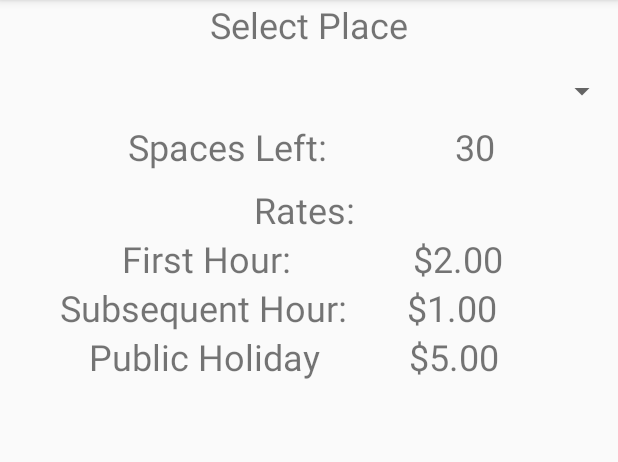
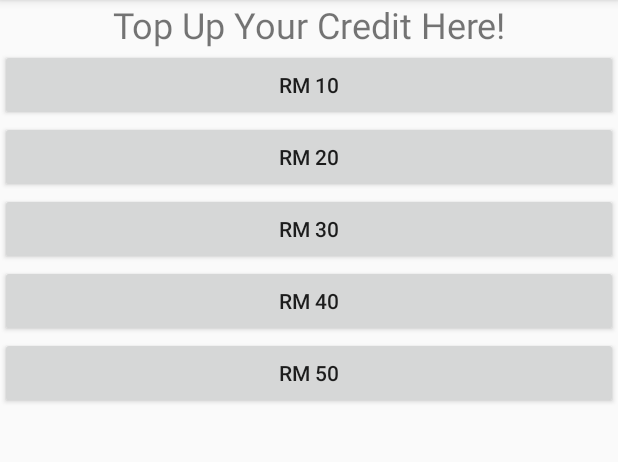
Before and after one commit to LeeBoonKong/CarParkingManagement, an Android app: the HomeScreen screen opened directly, with no data from a screen before it, in the options menu, after a tap on "Top Up", on a phone screen of 412 x 824 dp, the part 84-546 px from its top. Run offline under Robolectric (Android 15) with nearby library versions, the phone set to English and light mode, and no system bars; our stand-ins replace Firebase (no records; nobody signed in at launch, a user with empty details on screens opened directly); libraries missing offline, so code that uses them is left out: com.firebase.ui; 3 statements that could not run were skipped.

Commit message:
Update on Booking features
+Added top up class and its features
+Added booking button in Mall status that charges RM10 per booking without limitation
+Remove unncessary classes, variables and comments
+Minor updates on various classes

```diff
--- a/app/src/main/AndroidManifest.xml
+++ b/app/src/main/AndroidManifest.xml
@@ -19,7 +19,7 @@
         <activity android:name=".HomeScreen" />
         <activity android:name=".MallStatus" />
         <activity android:name=".QRCode" />
-        <activity android:name=".SMSVerify"></activity>
+        <activity android:name=".TopUp"/>
 
     </application>
 
--- a/app/src/main/java/unimyiw/carparkingmanagement2/HomeScreen.java
+++ b/app/src/main/java/unimyiw/carparkingmanagement2/HomeScreen.java
@@ -73,7 +73,9 @@ public class HomeScreen extends AppCompatActivity {
             startActivity(qrCode);
             return true;
         case R.id.topUpButton:
-            //
+            Intent topUp = new Intent(HomeScreen.this, TopUp.class);
+            startActivity(topUp);
+            return true;
         case R.id.mallButton:
             Intent mallStatus = new Intent(HomeScreen.this, MallStatus.class);
             startActivity(mallStatus);
--- /dev/null
+++ b/app/src/main/java/unimyiw/carparkingmanagement2/TopUp.java
@@ -0,0 +1,149 @@
+package unimyiw.carparkingmanagement2;
+
+import android.support.v7.app.AppCompatActivity;
+import android.os.Bundle;
+import android.view.View;
+import android.widget.Button;
+
+import com.google.firebase.auth.FirebaseAuth;
+import com.google.firebase.auth.FirebaseUser;
+import com.google.firebase.database.DataSnapshot;
+import com.google.firebase.database.DatabaseError;
+import com.google.firebase.database.DatabaseReference;
+import com.google.firebase.database.FirebaseDatabase;
+import com.google.firebase.database.ValueEventListener;
+
+public class TopUp extends AppCompatActivity {
+    DatabaseReference mUserRef = FirebaseDatabase.getInstance().getReference("users");
+    FirebaseUser currentFirebaseUser = FirebaseAuth.getInstance().getCurrentUser();
+
+
+    Button topUpTen;
+    Button topUpTwenty;
+    Button topUpThirty;
+    Button topUpForty;
+    Button topUpFifty;
+
+    @Override
+    protected void onCreate(Bundle savedInstanceState) {
+        super.onCreate(savedInstanceState);
+        setContentView(R.layout.activity_top_up);
+
+        topUpTen = (Button) findViewById(R.id.topUpTen);
+        topUpTwenty = (Button) findViewById(R.id.topUpTwenty);
+        topUpThirty = (Button) findViewById(R.id.topUpThirty);
+        topUpForty = (Button) findViewById(R.id.topUpForty);
+        topUpFifty = (Button) findViewById(R.id.topUpFifty);
+
+        topUpTen.setOnClickListener(new View.OnClickListener() {
+            @Override
+            public void onClick(View v) {
+                mUserRef.addListenerForSingleValueEvent(
+                        new ValueEventListener() {
+                            @Override
+                            public void onDataChange(DataSnapshot dataSnapshot) {
+                                User user = dataSnapshot.child(currentFirebaseUser.getUid()).getValue(User.class);
+                                double credit = Double.parseDouble(user.getCredit());
+                                credit += 10.00;
+                                mUserRef.child(currentFirebaseUser.getUid()).child("credit").setValue(Double.toString(credit));
+                            }
+
+                            @Override
+                            public void onCancelled(DatabaseError databaseError) {
+
+                            }
+                        });
+
+            }
+        });
+
+        topUpTwenty.setOnClickListener(new View.OnClickListener() {
+            @Override
+            public void onClick(View v) {
+                mUserRef.addListenerForSingleValueEvent(
+                        new ValueEventListener() {
+                            @Override
+                            public void onDataChange(DataSnapshot dataSnapshot) {
+                                User user = dataSnapshot.child(currentFirebaseUser.getUid()).getValue(User.class);
+                                double credit = Double.parseDouble(user.getCredit());
+                                credit += 20.00;
+                                mUserRef.child(currentFirebaseUser.getUid()).child("credit").setValue(Double.toString(credit));
+                            }
+
+                            @Override
+                            public void onCancelled(DatabaseError databaseError) {
+
+                            }
+                        });
+
+            }
+        });
+
+        topUpThirty.setOnClickListener(new View.OnClickListener() {
+            @Override
+            public void onClick(View v) {
+                mUserRef.addListenerForSingleValueEvent(
+                        new ValueEventListener() {
+                            @Override
+                            public void onDataChange(DataSnapshot dataSnapshot) {
+                                User user = dataSnapshot.child(currentFirebaseUser.getUid()).getValue(User.class);
+                                double credit = Double.parseDouble(user.getCredit());
+                                credit += 30.00;
+                                mUserRef.child(currentFirebaseUser.getUid()).child("credit").setValue(Double.toString(credit));
+                            }
+
+                            @Override
+                            public void onCancelled(DatabaseError databaseError) {
+
+                            }
+                        });
+
+            }
+        });
+
+        topUpForty.setOnClickListener(new View.OnClickListener() {
+            @Override
+            public void onClick(View v) {
+                mUserRef.addListenerForSingleValueEvent(
+                        new ValueEventListener() {
+                            @Override
+                            public void onDataChange(DataSnapshot dataSnapshot) {
+                                User user = dataSnapshot.child(currentFirebaseUser.getUid()).getValue(User.class);
+                                double credit = Double.parseDouble(user.getCredit());
+                                credit += 40.00;
+                                mUserRef.child(currentFirebaseUser.getUid()).child("credit").setValue(Double.toString(credit));
+                            }
+
+                            @Override
+                            public void onCancelled(DatabaseError databaseError) {
+
+                            }
+                        });
+
+            }
+        });
+
+        topUpFifty.setOnClickListener(new View.OnClickListener() {
+            @Override
+            public void onClick(View v) {
+                mUserRef.addListenerForSingleValueEvent(
+                        new ValueEventListener() {
+                            @Override
+                            public void onDataChange(DataSnapshot dataSnapshot) {
+                                User user = dataSnapshot.child(currentFirebaseUser.getUid()).getValue(User.class);
+                                double credit = Double.parseDouble(user.getCredit());
+                                credit += 50.00;
+                                mUserRef.child(currentFirebaseUser.getUid()).child("credit").setValue(Double.toString(credit));
+                            }
+
+                            @Override
+                            public void onCancelled(DatabaseError databaseError) {
+
+                            }
+                        });
+
+            }
+        });
+
+    }
+}
--- a/app/src/main/java/unimyiw/carparkingmanagement2/User.java
+++ b/app/src/main/java/unimyiw/carparkingmanagement2/User.java
@@ -12,16 +12,18 @@ public class User {
     public String credit;
     public String name;
     public String phoneNo;
+    public String uid;
 
 
     public User() {
         // Default constructor required for calls to DataSnapshot.getValue(User.class)
     }
 
-    public User(String credit, String name, String phoneNo) {
+    public User(String credit, String name, String phoneNo, String uid) {
         this.name = name;
         this.credit = credit;
         this.phoneNo = phoneNo;
+        this.uid = uid;
     }
 
     public String getCredit() {
@@ -35,4 +37,6 @@ public class User {
     public String getPhoneNo() {
         return phoneNo;
     }
+
+    public String getUid() { return  uid;}
 }
--- /dev/null
+++ b/app/src/main/res/layout/activity_top_up.xml
@@ -0,0 +1,52 @@
+<?xml version="1.0" encoding="utf-8"?>
+<android.support.constraint.ConstraintLayout xmlns:android="http://schemas.android.com/apk/res/android"
+    xmlns:app="http://schemas.android.com/apk/res-auto"
+    xmlns:tools="http://schemas.android.com/tools"
+    android:layout_width="match_parent"
+    android:layout_height="match_parent"
+    tools:context="unimyiw.carparkingmanagement2.TopUp">
+
+    <LinearLayout
+        android:layout_width="match_parent"
+        android:layout_height="match_parent"
+        android:orientation="vertical">
+
+        <TextView
+            android:id="@+id/textView2"
+            android:layout_width="match_parent"
+            android:layout_height="wrap_content"
+            android:text="Top Up Your Credit Here!"
+            android:textAlignment="center"
+            android:textSize="24sp" />
+
+        <Button
+            android:id="@+id/topUpTen"
+            android:layout_width="match_parent"
+            android:layout_height="wrap_content"
+            android:text="RM 10" />
+
+        <Button
+            android:id="@+id/topUpTwenty"
+            android:layout_width="match_parent"
+            android:layout_height="wrap_content"
+            android:text="RM 20" />
+
+        <Button
+            android:id="@+id/topUpThirty"
+            android:layout_width="match_parent"
+            android:layout_height="wrap_content"
+            android:text="RM 30" />
+
+        <Button
+            android:id="@+id/topUpForty"
+            android:layout_width="match_parent"
+            android:layout_height="wrap_content"
+            android:text="RM 40" />
+
+        <Button
+            android:id="@+id/topUpFifty"
+            android:layout_width="match_parent"
+            android:layout_height="wrap_content"
+            android:text="RM 50" />
+    </LinearLayout>
+</android.support.constraint.ConstraintLayout>
--- /dev/null
+++ b/app/src/main/res/values/dimens.xml
@@ -0,0 +1,3 @@
+<resources>
+    <dimen name="fab_margin">16dp</dimen>
+</resources>
```
Also changed, not shown: app/src/main/java/unimyiw/carparkingmanagement2/MallStatus.java (+51 -4 lines), app/src/main/java/unimyiw/carparkingmanagement2/SMSVerify.java (deleted, +0 -28 lines), app/src/main/res/layout/activity_mall_status.xml (+7 -0 lines), app/src/main/res/layout/activity_smsverify.xml (deleted, +0 -43 lines).
